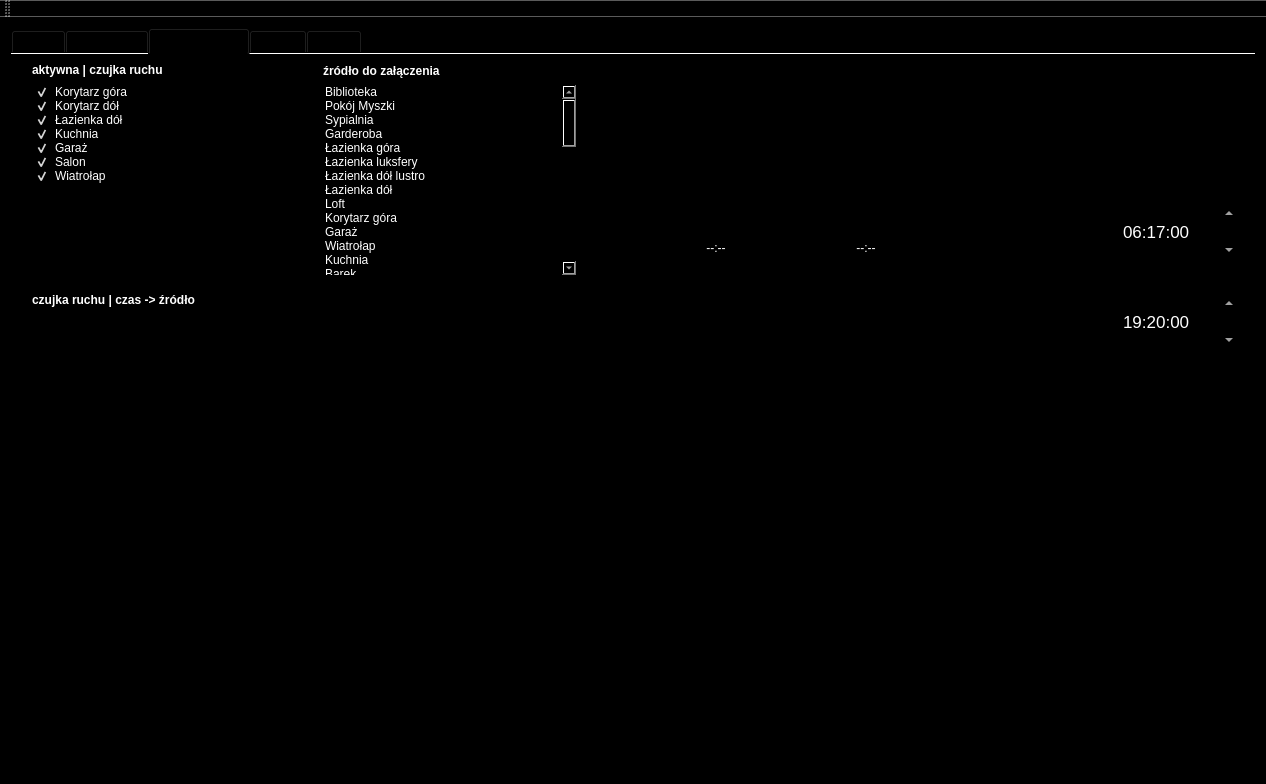
This is mainwindow.ui in DemonMark/MyiHome as Qt 5 draws it before an edit. The edited form follows.
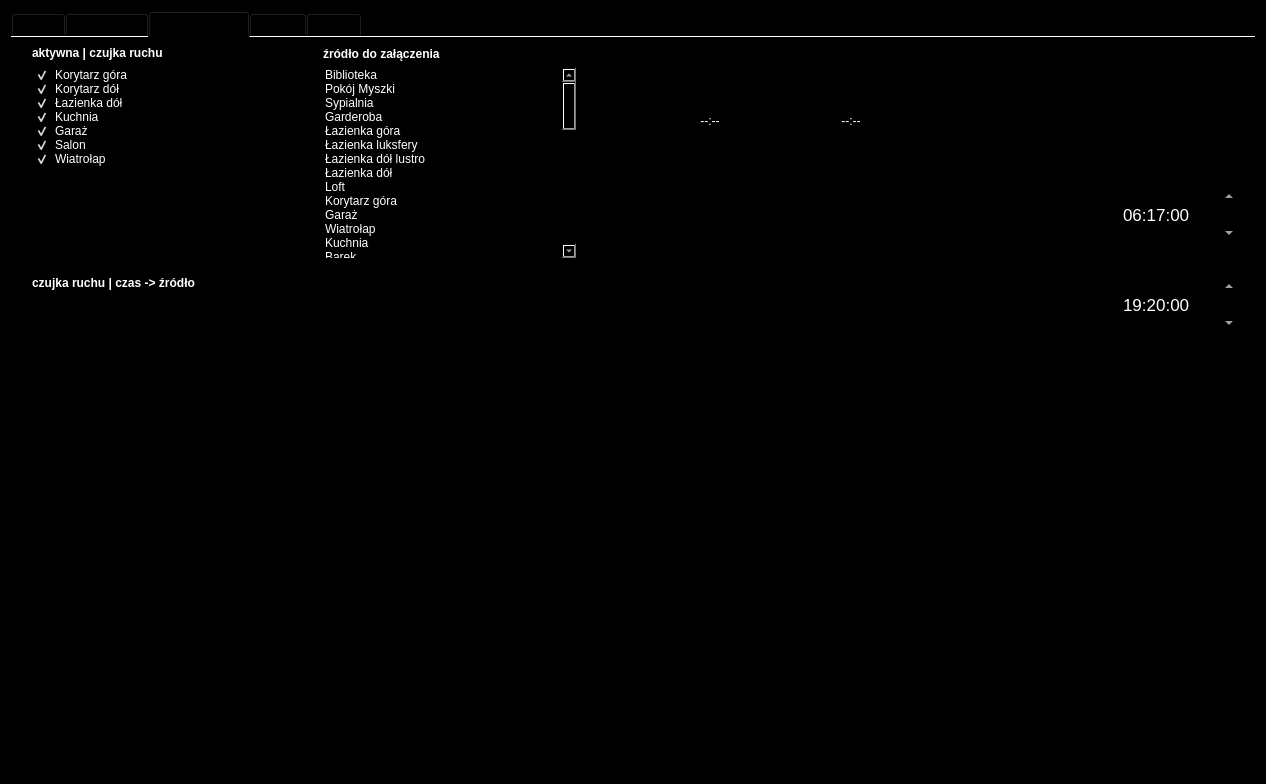
This is the edited form. The open tabs and pages were chosen to show the change. Icons and pictures are not drawn. Custom widgets are drawn as their Qt base class.

Diff of the .ui file:
```diff
--- a/mainwindow.ui
+++ b/mainwindow.ui
@@ -162,7 +162,7 @@
        <bool>false</bool>
       </property>
       <property name="styleSheet">
-       <string notr="true">background-color: rgb(0, 0, 0);
+       <string notr="true">/*background-color: rgb(0, 0, 0);
 /*
  QTabBar::tab:selected {
 background : url( /media/HDD1/photo/parter.jpg)
@@ -1935,8 +1935,8 @@
          <rect>
           <x>666</x>
           <y>26</y>
-          <width>91</width>
-          <height>81</height>
+          <width>94</width>
+          <height>68</height>
          </rect>
         </property>
         <property name="styleSheet">
@@ -1975,8 +1975,8 @@
          <rect>
           <x>960</x>
           <y>26</y>
-          <width>91</width>
-          <height>81</height>
+          <width>94</width>
+          <height>68</height>
          </rect>
         </property>
         <property name="styleSheet">
@@ -2053,19 +2053,20 @@
        <widget class="QLabel" name="label_25">
         <property name="geometry">
          <rect>
-          <x>820</x>
-          <y>140</y>
+          <x>805</x>
+          <y>70</y>
           <width>70</width>
-          <height>61</height>
+          <height>21</height>
          </rect>
         </property>
         <property name="layoutDirection">
          <enum>Qt::LeftToRight</enum>
         </property>
         <property name="styleSheet">
-         <string notr="true">background-image: url(:/HDD1/admin/iHome/28-02-2018/media/sup.png);
+         <string notr="true">/*background-image: url(:/HDD1/admin/iHome/28-02-2018/media/sup.png);*/
 background-repeat: none;
 color: rgb(255, 255, 255);
+background-color: transparent;
 </string>
         </property>
         <property name="text">
@@ -2084,16 +2085,17 @@
        <widget class="QLabel" name="label_26">
         <property name="geometry">
          <rect>
-          <x>670</x>
-          <y>140</y>
+          <x>664</x>
+          <y>70</y>
           <width>70</width>
-          <height>61</height>
+          <height>21</height>
          </rect>
         </property>
         <property name="styleSheet">
-         <string notr="true">background-image: url(:/HDD1/admin/iHome/28-02-2018/media/sdown.png);
+         <string notr="true">/*background-image: url(:/HDD1/admin/iHome/28-02-2018/media/sdown.png);*/
 background-repeat: none;
-color: rgb(255, 255, 255);</string>
+color: rgb(255, 255, 255);
+background-color: transparent;</string>
         </property>
         <property name="text">
          <string>--:--</string>
@@ -2250,7 +2252,7 @@
           <x>810</x>
           <y>26</y>
           <width>91</width>
-          <height>81</height>
+          <height>57</height>
          </rect>
         </property>
         <property name="styleSheet">
@@ -7149,14 +7151,6 @@
     </item>
    </layout>
   </widget>
-  <widget class="QToolBar" name="mainToolBar">
-   <attribute name="toolBarArea">
-    <enum>TopToolBarArea</enum>
-   </attribute>
-   <attribute name="toolBarBreak">
-    <bool>false</bool>
-   </attribute>
-  </widget>
   <widget class="QMenuBar" name="menuBar">
    <property name="geometry">
     <rect>
```
Left out of the diff: 341 changed lines with no effect on the pictures.
